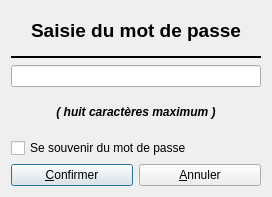
Qt form Programmes/MedinTuxTools-QT4/GetPassword/CDlg_PasswordGet.ui (leo-naeka/medintux) before a commit.
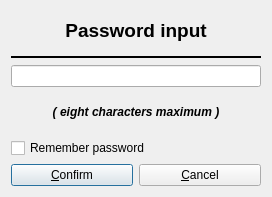
The same form after that commit.

Patch:
```diff
--- a/Programmes/MedinTuxTools-QT4/GetPassword/CDlg_PasswordGet.ui
+++ b/Programmes/MedinTuxTools-QT4/GetPassword/CDlg_PasswordGet.ui
@@ -21,7 +21,7 @@
 &lt;html&gt;&lt;head&gt;&lt;meta name=&quot;qrichtext&quot; content=&quot;1&quot; /&gt;&lt;style type=&quot;text/css&quot;&gt;
 p, li { white-space: pre-wrap; }
 &lt;/style&gt;&lt;/head&gt;&lt;body style=&quot; font-family:'Sans Serif'; font-size:9pt; font-weight:400; font-style:normal;&quot;&gt;
-&lt;p style=&quot; margin-top:0px; margin-bottom:0px; margin-left:0px; margin-right:0px; -qt-block-indent:0; text-indent:0px;&quot;&gt;&lt;span style=&quot; font-size:14pt; font-weight:600;&quot;&gt;Saisie du mot de passe&lt;/span&gt;&lt;/p&gt;&lt;/body&gt;&lt;/html&gt;</string>
+&lt;p style=&quot; margin-top:0px; margin-bottom:0px; margin-left:0px; margin-right:0px; -qt-block-indent:0; text-indent:0px;&quot;&gt;&lt;span style=&quot; font-size:14pt; font-weight:600;&quot;&gt;Password input&lt;/span&gt;&lt;/p&gt;&lt;/body&gt;&lt;/html&gt;</string>
      </property>
      <property name="alignment">
       <set>Qt::AlignCenter</set>
@@ -61,7 +61,7 @@
 &lt;html&gt;&lt;head&gt;&lt;meta name=&quot;qrichtext&quot; content=&quot;1&quot; /&gt;&lt;style type=&quot;text/css&quot;&gt;
 p, li { white-space: pre-wrap; }
 &lt;/style&gt;&lt;/head&gt;&lt;body style=&quot; font-family:'Sans Serif'; font-size:9pt; font-weight:400; font-style:normal;&quot;&gt;
-&lt;p style=&quot; margin-top:0px; margin-bottom:0px; margin-left:0px; margin-right:0px; -qt-block-indent:0; text-indent:0px;&quot;&gt;&lt;span style=&quot; font-weight:600; font-style:italic;&quot;&gt;( huit caractères maximum )&lt;/span&gt;&lt;/p&gt;&lt;/body&gt;&lt;/html&gt;</string>
+&lt;p style=&quot; margin-top:0px; margin-bottom:0px; margin-left:0px; margin-right:0px; -qt-block-indent:0; text-indent:0px;&quot;&gt;&lt;span style=&quot; font-weight:600; font-style:italic;&quot;&gt;( eight characters maximum )&lt;/span&gt;&lt;/p&gt;&lt;/body&gt;&lt;/html&gt;</string>
      </property>
      <property name="alignment">
       <set>Qt::AlignCenter</set>
@@ -71,21 +71,21 @@
    <item row="4" column="0" colspan="2">
     <widget class="QCheckBox" name="checkBoxMemorise">
      <property name="text">
-      <string>Se souvenir du mot de passe</string>
+      <string>Remember password</string>
      </property>
     </widget>
    </item>
    <item row="5" column="0">
     <widget class="QPushButton" name="pushButtonOK">
      <property name="text">
-      <string>&amp;Confirmer</string>
+      <string>&amp;Confirm</string>
      </property>
     </widget>
    </item>
    <item row="5" column="1">
     <widget class="QPushButton" name="pushButtonAnnuler">
      <property name="text">
-      <string>&amp;Annuler</string>
+      <string>&amp;Cancel</string>
      </property>
     </widget>
    </item>
```
